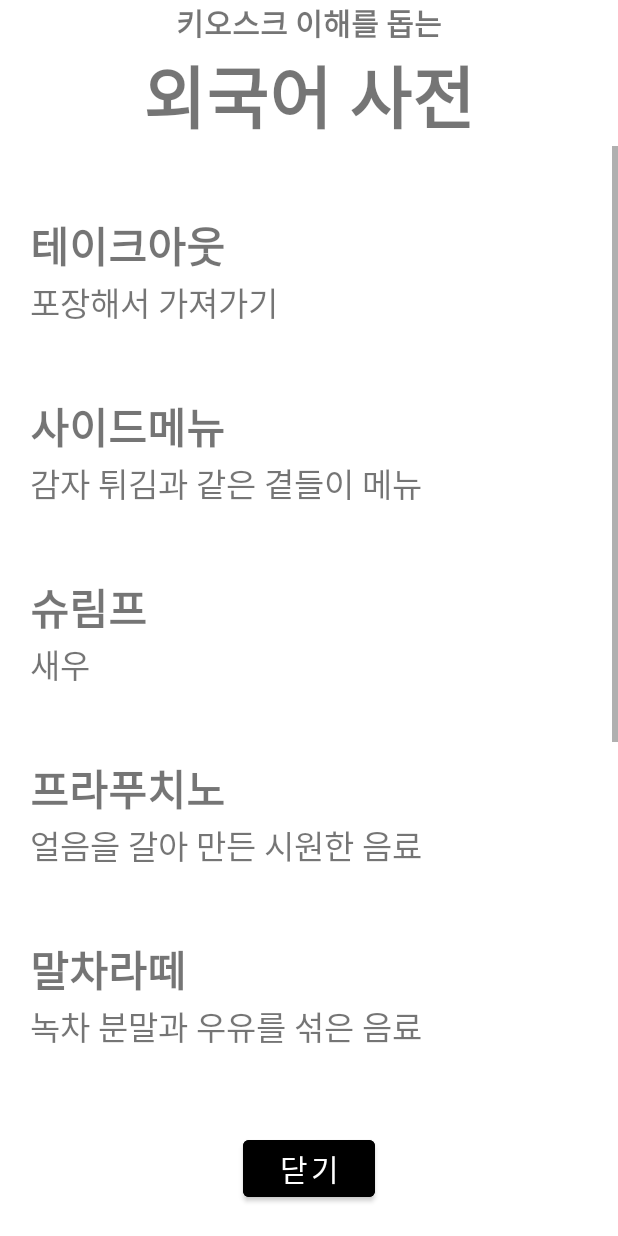
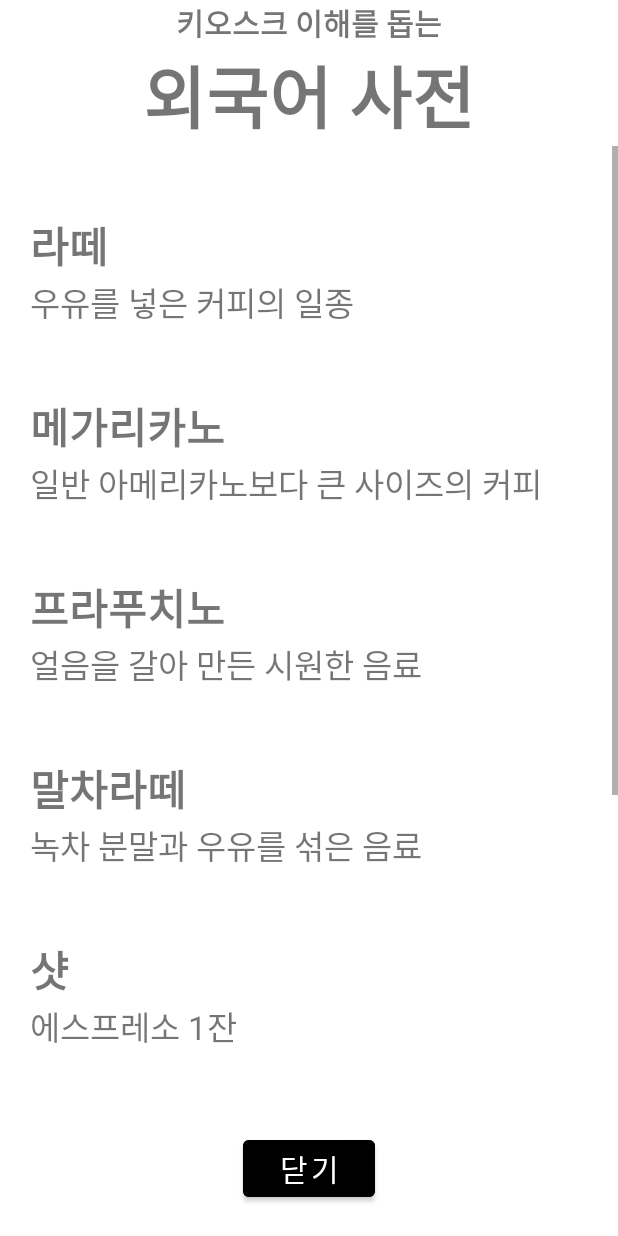
Before and after one commit to SungWonHwang/designThinking2022, an Android app: the layout activity_dictionary.xml on its own in the app's theme, with its tools: preview values and no code run, on a phone screen of 412 x 824 dp. Run offline under Robolectric (Android 15) with nearby library versions, the phone set to English and light mode, and no system bars.

Commit message:
딕셔너리 수정

```diff
--- a/app/src/main/res/layout/activity_dictionary.xml
+++ b/app/src/main/res/layout/activity_dictionary.xml
@@ -40,23 +40,7 @@
                 android:orientation="vertical">
 
 
-                <TextView
-                    android:id="@+id/textView1"
-                    android:layout_width="match_parent"
-                    android:layout_height="wrap_content"
-                    android:textSize="28sp"
-                    android:layout_marginLeft="20dp"
-                    android:textStyle="bold"
-                    android:layout_marginTop="45dp"
-                    android:text="테이크아웃" />
 
-                <TextView
-                    android:id="@+id/textView1_1"
-                    android:layout_width="match_parent"
-                    android:layout_height="wrap_content"
-                    android:layout_marginLeft="20dp"
-                    android:textSize="22sp"
-                    android:text="포장해서 가져가기" />
 
                 <TextView
                     android:id="@+id/textView2"
@@ -66,7 +50,7 @@
                     android:layout_marginTop="45dp"
                     android:textSize="28sp"
                     android:textStyle="bold"
-                    android:text="사이드메뉴" />
+                    android:text="라떼" />
 
                 <TextView
                     android:id="@+id/textView2_1"
@@ -74,7 +58,7 @@
                     android:layout_height="wrap_content"
                     android:layout_marginLeft="20dp"
                     android:textSize="22sp"
-                    android:text="감자 튀김과 같은 곁들이 메뉴" />
+                    android:text="우유를 넣은 커피의 일종" />
 
                 <TextView
                     android:id="@+id/textView3"
@@ -84,7 +68,7 @@
                     android:layout_marginTop="45dp"
                     android:textSize="28sp"
                     android:textStyle="bold"
-                    android:text="슈림프" />
+                    android:text="메가리카노" />
 
                 <TextView
                     android:id="@+id/textView3_1"
@@ -92,7 +76,7 @@
                     android:layout_height="wrap_content"
                     android:layout_marginLeft="20dp"
                     android:textSize="22sp"
-                    android:text="새우" />
+                    android:text="일반 아메리카노보다 큰 사이즈의 커피" />
 
                 <TextView
                     android:id="@+id/textView4"
@@ -138,7 +122,7 @@
                     android:layout_marginTop="45dp"
                     android:textSize="28sp"
                     android:textStyle="bold"
-                    android:text="스파이시" />
+                    android:text="샷" />
 
                 <TextView
                     android:id="@+id/textView6_1"
@@ -146,7 +130,7 @@
                     android:layout_height="wrap_content"
                     android:layout_marginLeft="20dp"
                     android:textSize="22sp"
-                    android:text="매운, 매콤한, 양념이 강한" />
+                    android:text="에스프레소 1잔" />
 
                 <TextView
                     android:id="@+id/textView7"
@@ -156,7 +140,7 @@
                     android:layout_marginTop="45dp"
                     android:textSize="28sp"
                     android:textStyle="bold"
-                    android:text="더블" />
+                    android:text="프라페" />
 
                 <TextView
                     android:id="@+id/textView7_1"
@@ -164,7 +148,7 @@
                     android:layout_height="wrap_content"
                     android:layout_marginLeft="20dp"
                     android:textSize="22sp"
-                    android:text="2배의" />
+                    android:text="얼음, 커피, 우유와 달콤한 재료들을 갈아 만든 음료" />
 
                 <TextView
                     android:id="@+id/textView8"
@@ -185,22 +169,24 @@
                     android:text="신선한 과일을 얼려서 갈아 만든 음료" />
 
                 <TextView
-                    android:id="@+id/textView9"
+                    android:id="@+id/textView1"
                     android:layout_width="match_parent"
                     android:layout_height="wrap_content"
+                    android:textSize="28sp"
                     android:layout_marginLeft="20dp"
+                    android:textStyle="bold"
                     android:layout_marginTop="45dp"
-                    android:textSize="28sp"
-                    android:textStyle="bold"
-                    android:text="크리스피" />
+                    android:text="테이크아웃" />
 
                 <TextView
-                    android:id="@+id/textView9_1"
+                    android:id="@+id/textView1_1"
                     android:layout_width="match_parent"
                     android:layout_height="wrap_content"
                     android:layout_marginLeft="20dp"
                     android:textSize="22sp"
-                    android:text="바삭한" />
+                    android:text="포장해서 가져가기" />
+
+
             </LinearLayout>
 
 
```
Also changed, not shown: app/src/main/java/com/example/designthinkingproject/Frag1.java (deleted, +0 -17 lines), app/src/main/java/com/example/designthinkingproject/Frag2.java (deleted, +0 -14 lines), app/src/main/java/com/example/designthinkingproject/Navigation.java (deleted, +0 -90 lines), app/src/main/res/layout/frag1.xml (deleted, +0 -14 lines), app/src/main/res/layout/frag2.xml (deleted, +0 -14 lines).
